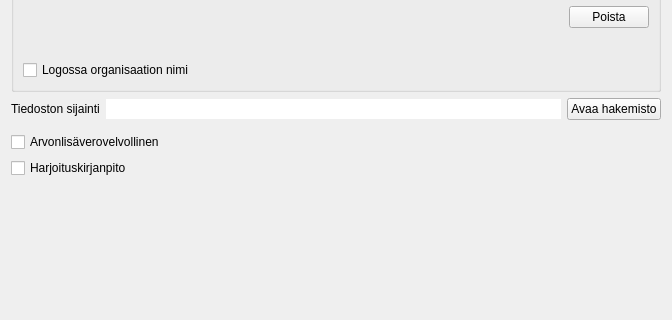
Above: kitupiikki/maaritys/perusvalinnat.ui from artoh/kitupiikki before the change; both pictures show x 0 to 672 and y 424 to 744 of the 672 by 909 pixel window. Below: the same form after it.
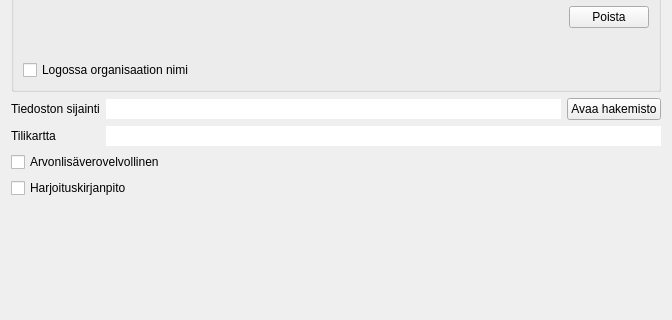
That is the form after the change. Icons and pictures are not drawn.

What changed in the file:
```diff
--- a/kitupiikki/maaritys/perusvalinnat.ui
+++ b/kitupiikki/maaritys/perusvalinnat.ui
@@ -345,7 +345,25 @@
       </layout>
      </item>
      <item row="1" column="1">
-      <layout class="QHBoxLayout" name="horizontalLayout_3"/>
+      <layout class="QHBoxLayout" name="horizontalLayout_3">
+       <item>
+        <widget class="QLineEdit" name="karttaInfo">
+         <property name="frame">
+          <bool>false</bool>
+         </property>
+         <property name="readOnly">
+          <bool>true</bool>
+         </property>
+        </widget>
+       </item>
+      </layout>
+     </item>
+     <item row="1" column="0">
+      <widget class="QLabel" name="label_7">
+       <property name="text">
+        <string>Tilikartta</string>
+       </property>
+      </widget>
      </item>
     </layout>
    </item>
```
